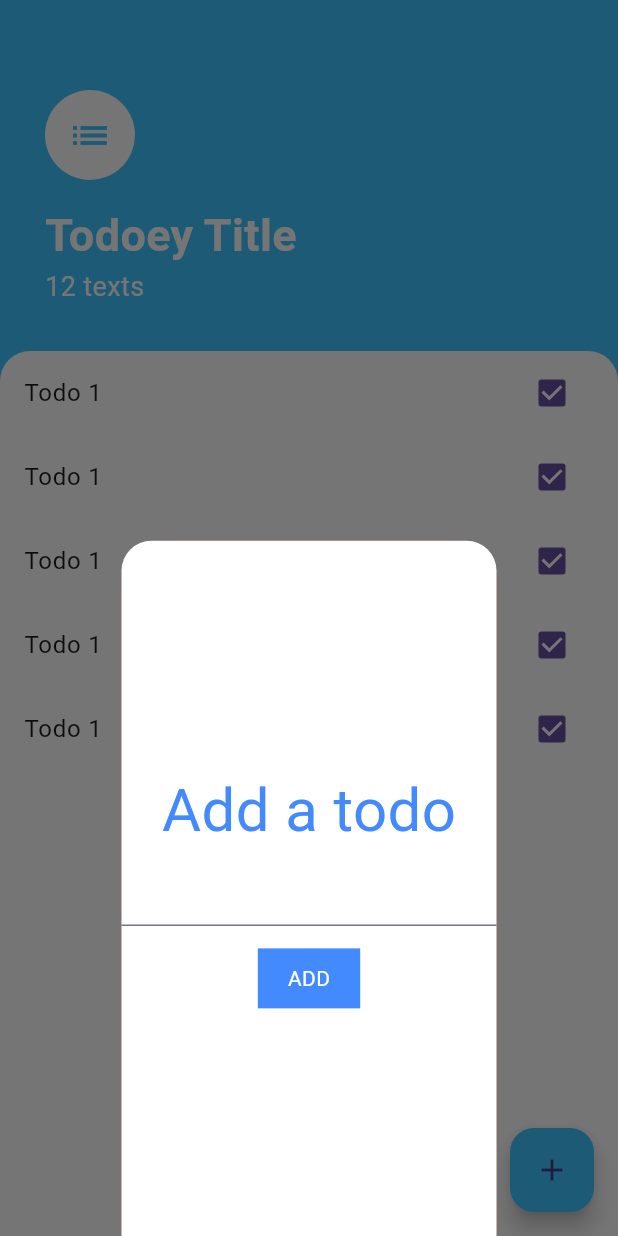
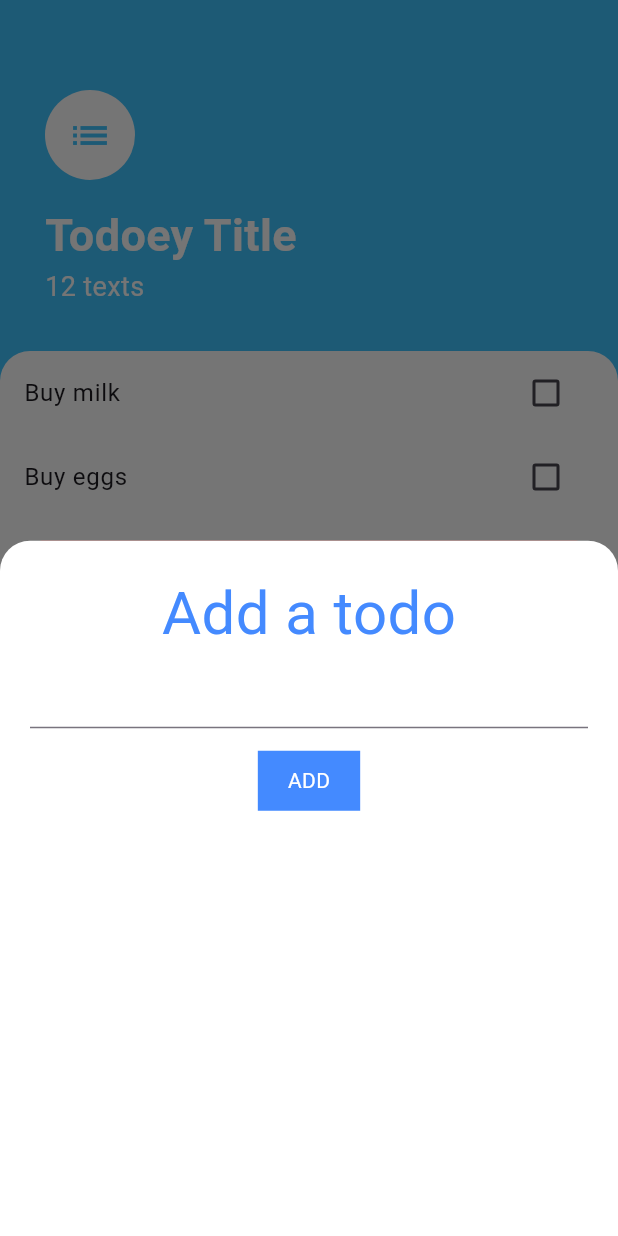
Before and after one commit to Hallcoder/todoey, a Flutter app: the screen it shows after launch, after a tap on the "add" icon, on a phone screen of 412 x 824 dp. Run offline on Flutter 3.47's test engine with Material 3 defaults, Android fonts, the phone set to English and light mode, and no system bars.

Commit message:
[feat]: Add a new task

```diff
--- a/lib/components/task_tile.dart
+++ b/lib/components/task_tile.dart
@@ -2,18 +2,28 @@ import "package:flutter/material.dart";
 
 class TaskTile extends StatelessWidget {
   const TaskTile({
-    super.key,
+    super.key, required this.isChecked, required this.taskTitle,
   });
 
+  final bool isChecked;
+  final String taskTitle;
   @override
   Widget build(BuildContext context) {
-    return CheckboxListTile(
-      value: true,
-      title: const Text("Todo 1"),
-      onChanged: (bool? value) {
+    return ListTile(
+      title: Text(
+        taskTitle,
+        style: TextStyle(
+            decoration:
+            isChecked ? TextDecoration.lineThrough : TextDecoration.none),
+      ),
+      trailing: Checkbox(
+          value: isChecked,
+          activeColor: Colors.lightBlueAccent,
+          onChanged: (value){
 
-      },
-      controlAffinity: ListTileControlAffinity.platform,
+          }
+      ),
     );
+}
+
   }
-}
--- a/lib/components/tasks_list.dart
+++ b/lib/components/tasks_list.dart
@@ -1,20 +1,21 @@
 import "package:flutter/material.dart";
 import "package:todoey/components/task_tile.dart";
+import "package:todoey/models/task.dart";
 
-import "../constants.dart";
 
 class TaskList extends StatelessWidget {
   const TaskList({
-    super.key,
+    super.key, required this.tasks,
   });
-
+  final List<Task> tasks;
   @override
   Widget build(BuildContext context) {
     return ListView.builder(
       itemBuilder: (context, index) {
-        return const TaskTile();
+        return TaskTile(
+            isChecked: tasks[index].isDone, taskTitle: tasks[index].name);
       },
-      itemCount: todos.length,
+      itemCount: tasks.length,
     );
   }
 }
--- a/lib/constants.dart
+++ /dev/null
@@ -1,7 +0,0 @@
-List todos = [
-  "sdfa",
-  "Sfad",
-  "sdfa",
-  "werane",
-  "ehaca"
-];
--- /dev/null
+++ b/lib/models/task.dart
@@ -0,0 +1,10 @@
+class Task{
+  final String name;
+  bool isDone;
+
+  Task({required this.name, this.isDone = false});
+
+  void toggleDone(){
+    isDone = !isDone;
+  }
+}
--- a/lib/screens/AddTaskScreen.dart
+++ b/lib/screens/AddTaskScreen.dart
@@ -1,15 +1,12 @@
 import "package:flutter/material.dart";
+import "package:todoey/models/task.dart";
 
-class AddTaskScreen extends StatefulWidget {
-  const AddTaskScreen({Key? key}) : super(key: key);
+class AddTaskScreen extends StatelessWidget {
+  AddTaskScreen({Key? key, required this.addTask, required this.isLoading}) : super(key: key);
 
-  @override
-  State<AddTaskScreen> createState() => _AddTaskScreenState();
-}
-
-class _AddTaskScreenState extends State<AddTaskScreen> {
   final TextEditingController _controller = TextEditingController();
-
+  final Function(Task t) addTask;
+  final bool isLoading;
   @override
   Widget build(BuildContext context) {
     return Container(
@@ -17,6 +14,7 @@ class _AddTaskScreenState extends State<AddTaskScreen> {
         color: Color(0xff757575),
       ),
       child: Container(
+        padding: const EdgeInsets.all(20.0),
         decoration: const BoxDecoration(
             color: Colors.white,
             borderRadius: BorderRadius.only(
@@ -24,7 +22,6 @@ class _AddTaskScreenState extends State<AddTaskScreen> {
               topLeft: Radius.circular(20.0),
             )),
         child: Column(
-          mainAxisAlignment: MainAxisAlignment.center,
           crossAxisAlignment: CrossAxisAlignment.center,
           children: [
             const Text(
@@ -34,25 +31,26 @@ class _AddTaskScreenState extends State<AddTaskScreen> {
                 fontSize: 40.0,
               ),
             ),
-            SizedBox(
-              width:250.0,
-              child: TextFormField(
-                controller: _controller,
-              ),
+            TextFormField(
+              controller: _controller,
             ),
             const SizedBox(
               height: 15.0,
             ),
             GestureDetector(
+              onTap: (){
+                addTask(Task(name:_controller.text));
+                Navigator.pop(context);
+              },
               child:  Container(
                 decoration: const BoxDecoration(
                   color: Colors.blueAccent
                 ),
-                child: const Padding(
-                  padding: EdgeInsets.symmetric(horizontal: 20.0, vertical: 10.0),
+                child:  Padding(
+                  padding: const EdgeInsets.symmetric(horizontal: 20.0, vertical: 10.0),
                   child: Text(
-                    "ADD",
-                    style: TextStyle(
+                    !isLoading ? "ADD":"Loading...",
+                    style: const TextStyle(
                       color: Colors.white,
                     ),
                   ),
--- a/lib/screens/task_screen.dart
+++ b/lib/screens/task_screen.dart
@@ -1,9 +1,34 @@
 import 'package:flutter/material.dart';
 import 'package:todoey/components/tasks_list.dart';
+import 'package:todoey/models/task.dart';
 import 'package:todoey/screens/AddTaskScreen.dart';
 
-class TasksScreen extends StatelessWidget {
+class TasksScreen extends StatefulWidget {
   const TasksScreen({Key? key}) : super(key: key);
+
+  @override
+  State<TasksScreen> createState() => _TasksScreenState();
+}
+
+class _TasksScreenState extends State<TasksScreen> {
+  bool isLoading = false;
+  List<Task> tasks = [
+    Task(name: "Buy milk"),
+    Task(name: "Buy eggs"),
+    Task(name: "Buy bread", isDone: true)
+  ];
+
+  void addTask(Task t) {
+    setState(() {
+      isLoading = true;
+    });
+    List<Task> ts = tasks;
+    ts.add(t);
+    setState(() {
+      tasks = ts;
+      isLoading = false;
+    });
+  }
 
   @override
   Widget build(BuildContext context) {
@@ -53,7 +78,7 @@ class TasksScreen extends StatelessWidget {
                   topRight: Radius.circular(20.0),
                 ),
               ),
-              child: const TaskList(),
+              child: TaskList(tasks: tasks),
             ),
           )
         ],
@@ -63,8 +88,8 @@ class TasksScreen extends StatelessWidget {
         onPressed: () {
           showModalBottomSheet(
             backgroundColor: Colors.red,
-              context: context,
-              builder: (context) =>  const AddTaskScreen()
+            context: context,
+            builder: (context) => AddTaskScreen(addTask: addTask, isLoading: isLoading,),
           );
         },
         child: const Icon(Icons.add),
```
